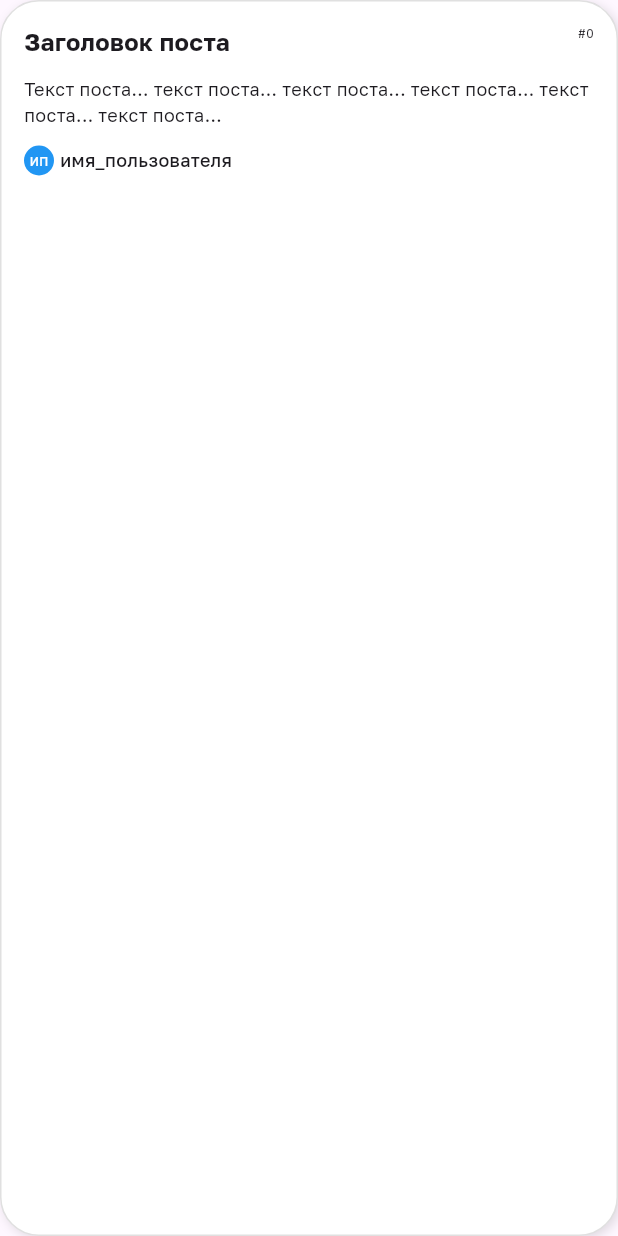
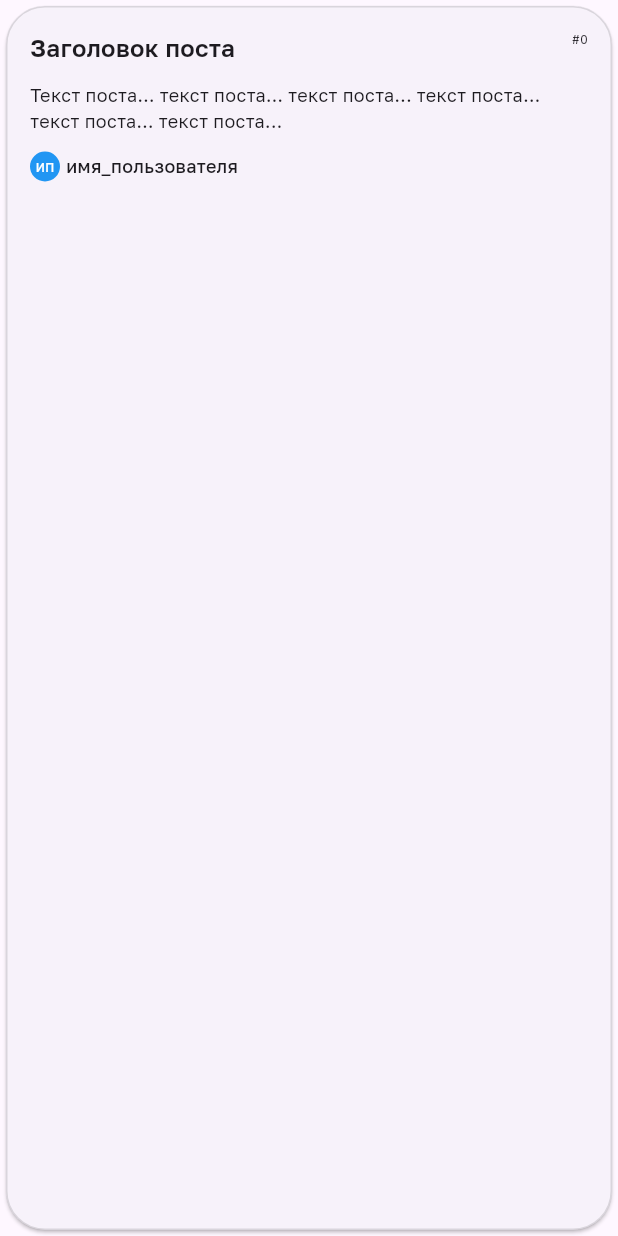
Before and after one commit to khudobin-v/posts_test, a Flutter app: the PostCard widget shown alone on an empty page, opened directly, on a phone screen of 412 x 824 dp. Run offline on Flutter 3.47's test engine with Material 3 defaults, Android fonts, the light colour scheme and no system bars.

Commit message:
Перенос с DecoratedBox на Card

```diff
--- a/lib/widgets/post_card.dart
+++ b/lib/widgets/post_card.dart
@@ -6,14 +6,11 @@ class PostCard extends StatelessWidget {
 
   @override
   Widget build(BuildContext context) {
-    return DecoratedBox(
-      decoration: BoxDecoration(
-        color: Colors.white,
+    return Card(
+      elevation: 1,
+      shape: RoundedRectangleBorder(
         borderRadius: BorderRadius.circular(26),
-        border: Border.all(color: Colors.black12, width: 1),
-        boxShadow: [
-          BoxShadow(offset: Offset(2, 2), color: Colors.black12, blurRadius: 5),
-        ],
+        side: BorderSide(color: Colors.black12, width: 1),
       ),
       child: Padding(
         padding: EdgeInsets.all(16),
@@ -27,7 +24,7 @@ class PostCard extends StatelessWidget {
               children: [
                 const Text(
                   "Заголовок поста",
-                  style: TextStyle(fontSize: 16, fontWeight: FontWeight.w700),
+                  style: TextStyle(fontSize: 16, fontWeight: FontWeight.w600),
                 ),
                 const Text("#0", style: TextStyle(fontSize: 8)),
               ],
```
